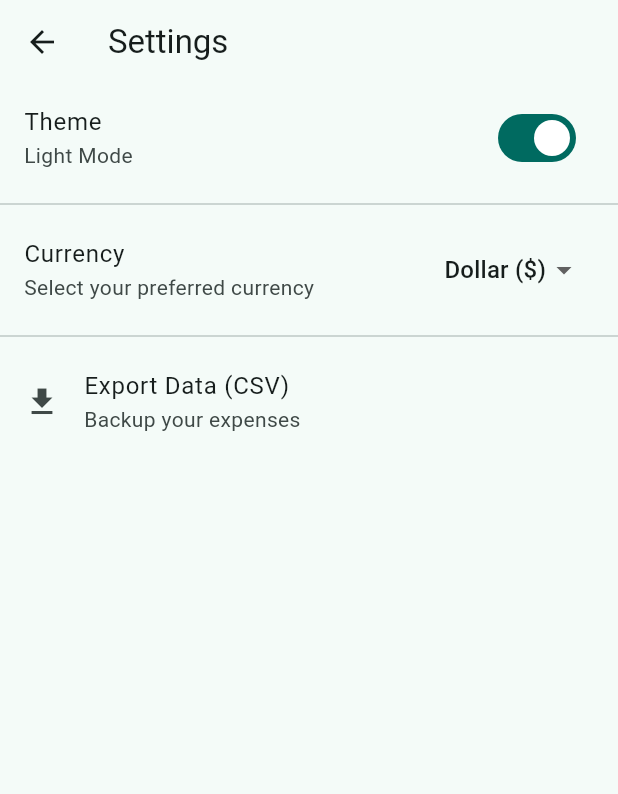
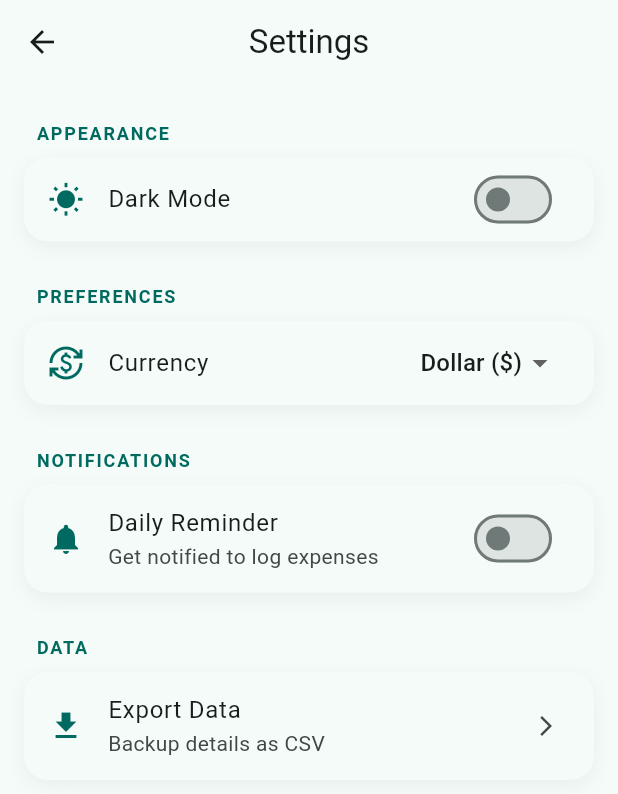
Before and after one commit to realtwumasi/expense_tracking_mobile_app, a Flutter app: the screen it shows after launch, after a tap on the "settings" icon, on a phone screen of 412 x 824 dp. Shown: the top 794 px of the screen. Run offline on Flutter 3.47's test engine with Material 3 defaults, Android fonts, the phone set to English and light mode, and no system bars; our stand-ins replace csv, fl_chart, flutter_local_notifications, share_plus, shared_preferences, sqflite and 1 more; accounts and stored records are empty.

Commit message:
update 7

```diff
--- a/lib/main.dart
+++ b/lib/main.dart
@@ -1,11 +1,13 @@
 import 'package:flutter/material.dart';
 import 'package:provider/provider.dart';
+import 'services/notification_service.dart';
+import 'providers/settings_provider.dart';
 import 'providers/expense_provider.dart';
-import 'providers/settings_provider.dart';
 import 'screens/home_screen.dart';
 
-void main() {
+Future<void> main() async { // Changed main to async
   WidgetsFlutterBinding.ensureInitialized();
+  await NotificationService().init(); // Added NotificationService initialization
   runApp(const MyApp());
 }
 
--- a/lib/models/category.dart
+++ b/lib/models/category.dart
@@ -39,12 +39,18 @@ class Category {
     );
   }
 
+  static const Map<int, IconData> _supportedIcons = {
+    0xe25a: Icons.fastfood,
+    0xe1d5: Icons.directions_bus,
+    0xe6e0: Icons.wifi,
+    0xe3ab: Icons.lightbulb,
+    0xe404: Icons.movie,
+    0xe37f: Icons.local_hospital,
+    0xe148: Icons.category,
+  };
+
   IconData get iconData {
-    return IconData(
-      iconCodePoint,
-      fontFamily: iconFontFamily,
-      fontPackage: iconFontPackage,
-    );
+    return _supportedIcons[iconCodePoint] ?? Icons.category;
   }
 
   Color get color => Color(colorValue);
--- a/lib/providers/settings_provider.dart
+++ b/lib/providers/settings_provider.dart
@@ -1,12 +1,17 @@
 import 'package:flutter/material.dart';
 import 'package:shared_preferences/shared_preferences.dart';
+import '../services/notification_service.dart';
 
 class SettingsProvider with ChangeNotifier {
-  ThemeMode _themeMode = ThemeMode.light; // Default to Light
-  String _currencySymbol = '\$'; // Default to Dollar
+  bool _isReminderEnabled = false;
+  TimeOfDay _reminderTime = const TimeOfDay(hour: 20, minute: 0); // Default 8 PM
+  ThemeMode _themeMode = ThemeMode.light;
+  String _currencySymbol = '\$';
 
   ThemeMode get themeMode => _themeMode;
   String get currencySymbol => _currencySymbol;
+  bool get isReminderEnabled => _isReminderEnabled;
+  TimeOfDay get reminderTime => _reminderTime;
 
   SettingsProvider() {
     _loadSettings();
@@ -16,6 +21,15 @@ class SettingsProvider with ChangeNotifier {
     final prefs = await SharedPreferences.getInstance();
     final themeIndex = prefs.getInt('theme_mode') ?? 1; // Default to 1 (Light)
     _currencySymbol = prefs.getString('currency_symbol') ?? '\$';
+
+    _isReminderEnabled = prefs.getBool('reminder_enabled') ?? false;
+    final timeString = prefs.getString('reminder_time');
+    if (timeString != null) {
+      final parts = timeString.split(':');
+      if (parts.length == 2) {
+        _reminderTime = TimeOfDay(hour: int.parse(parts[0]), minute: int.parse(parts[1]));
+      }
+    }
 
     switch (themeIndex) {
       case 1:
@@ -46,4 +60,30 @@ class SettingsProvider with ChangeNotifier {
     final prefs = await SharedPreferences.getInstance();
     await prefs.setString('currency_symbol', symbol);
   }
+
+  Future<void> toggleReminder(bool isEnabled) async {
+    _isReminderEnabled = isEnabled;
+    notifyListeners();
+    final prefs = await SharedPreferences.getInstance();
+    await prefs.setBool('reminder_enabled', isEnabled);
+
+    // Schedule or Cancel
+    if (isEnabled) {
+      await NotificationService().scheduleDailyNotification(_reminderTime);
+    } else {
+      await NotificationService().cancelAll();
+    }
+  }
+
+  Future<void> setReminderTime(TimeOfDay time) async {
+    _reminderTime = time;
+    notifyListeners();
+    final prefs = await SharedPreferences.getInstance();
+    await prefs.setString('reminder_time', '${time.hour}:${time.minute}');
+
+    // Reschedule if enabled
+    if (_isReminderEnabled) {
+      await NotificationService().scheduleDailyNotification(time);
+    }
+  }
 }
--- a/lib/screens/home_screen.dart
+++ b/lib/screens/home_screen.dart
@@ -26,6 +26,7 @@ class _HomeScreenState extends State<HomeScreen> {
     return Scaffold(
       appBar: AppBar(
         title: const Text('Expense Tracker'),
+        //backgroundColor:Colors.transparent,
         actions: [
           IconButton(
             icon: const Icon(Icons.pie_chart),
@@ -158,35 +159,85 @@ class _HomeScreenState extends State<HomeScreen> {
     }
 
     final currency = Provider.of<SettingsProvider>(context).currencySymbol;
+    final theme = Theme.of(context);
+    final colorScheme = theme.colorScheme;
 
-    return Card(
-      elevation: 2,
-      shape: RoundedRectangleBorder(borderRadius: BorderRadius.circular(12)),
-      child: Padding(
-        padding: const EdgeInsets.all(16.0),
-        child: Row(
-          children: [
-            Column(
+    return Container(
+      width: double.infinity,
+      decoration: BoxDecoration(
+        gradient: LinearGradient(
+          colors: [
+            colorScheme.primary,
+            colorScheme.tertiary,
+          ],
+          begin: Alignment.topLeft,
+          end: Alignment.bottomRight,
+        ),
+        borderRadius: BorderRadius.circular(24),
+        boxShadow: [
+          BoxShadow(
+            color: colorScheme.shadow.withValues(alpha: 0.3),
+            blurRadius: 10,
+            offset: const Offset(0, 4),
+          ),
+        ],
+      ),
+      child: Stack(
+        children: [
+          // Decorative Background Icon
+          Positioned(
+            right: -20,
+            top: -20,
+            child: Icon(
+              Icons.account_balance_wallet,
+              size: 150,
+              color: colorScheme.onPrimary.withValues(alpha: 0.1),
+            ),
+          ),
+          Padding(
+            padding: const EdgeInsets.all(24.0),
+            child: Column(
               crossAxisAlignment: CrossAxisAlignment.start,
               children: [
+                Row(
+                  children: [
+                    Container(
+                      padding: const EdgeInsets.all(8),
+                      decoration: BoxDecoration(
+                        color: colorScheme.onPrimary.withValues(alpha: 0.2),
+                        shape: BoxShape.circle,
+                      ),
+                      child: Icon(Icons.attach_money, color: colorScheme.onPrimary, size: 20),
+                    ),
+                    const SizedBox(width: 12),
+                    Text(
+                      _selectedMonth == null ? 'Total Spent ($_selectedYear)' : 'Total Spent',
+                      style: theme.textTheme.titleMedium?.copyWith(
+                        color: colorScheme.onPrimary.withValues(alpha: 0.9),
+                        fontWeight: FontWeight.w500,
+                      ),
+                    ),
+                  ],
+                ),
+                const SizedBox(height: 24),
                 Text(
-                  _selectedMonth == null ? 'Total Spent ($_selectedYear)' : 'Total Spent',
-                  style: Theme.of(context).textTheme.titleMedium?.copyWith(color: Colors.grey[600]),
+                  '$currency${total.toStringAsFixed(2)}',
+                  style: theme.textTheme.displaySmall?.copyWith(
+                    fontWeight: FontWeight.bold,
+                    color: colorScheme.onPrimary,
+                  ),
                 ),
                 const SizedBox(height: 4),
                 Text(
-                  '$currency${total.toStringAsFixed(2)}',
-                  style: Theme.of(context).textTheme.headlineMedium?.copyWith(
-                    fontWeight: FontWeight.bold,
-                    color: Theme.of(context).colorScheme.primary,
+                  'Overview',
+                  style: theme.textTheme.bodySmall?.copyWith(
+                    color: colorScheme.onPrimary.withValues(alpha: 0.7),
                   ),
                 ),
               ],
             ),
-            const Spacer(),
-            Icon(Icons.account_balance_wallet, size: 40, color: Theme.of(context).colorScheme.primary.withValues(alpha: 0.5)),
-          ],
-        ),
+          ),
+        ],
       ),
     );
   }
--- a/lib/screens/settings_screen.dart
+++ b/lib/screens/settings_screen.dart
@@ -9,35 +9,46 @@ class SettingsScreen extends StatelessWidget {
   @override
   Widget build(BuildContext context) {
     return Scaffold(
+      backgroundColor: Theme.of(context).colorScheme.surface,
       appBar: AppBar(
         title: const Text('Settings'),
+        centerTitle: true,
+        backgroundColor: Colors.transparent,
+        elevation: 0,
       ),
       body: Consumer<SettingsProvider>(
         builder: (context, settings, child) {
           return ListView(
+            padding: const EdgeInsets.all(16.0),
+            children: [
+              _buildSectionHeader(context, 'Appearance'),
+              _buildSettingsCard(
+                context,
+                children: [
+                  SwitchListTile(
+                    secondary: Icon(
+                      settings.themeMode == ThemeMode.light
+                          ? Icons.wb_sunny
+                          : settings.themeMode == ThemeMode.dark ? Icons.nightlight_round : Icons.brightness_auto,
+                      color: Theme.of(context).colorScheme.primary,
+                    ),
+                    title: const Text('Dark Mode'),
+                    value: settings.themeMode == ThemeMode.dark,
+                    onChanged: (bool value) {
+                      settings.setThemeMode(value ? ThemeMode.dark : ThemeMode.light);
+                    },
+                  ),
+                ],
+              ),
+              const SizedBox(height: 20),
+
+              _buildSectionHeader(context, 'Preferences'),
+              _buildSettingsCard(
+                context,
                 children: [
                   ListTile(
-                title: const Text('Theme'),
-                subtitle: Text(
-                  settings.themeMode == ThemeMode.light
-                      ? 'Light Mode'
-                      : settings.themeMode == ThemeMode.dark
-                          ? 'Dark Mode'
-                          : 'System Default',
-                ),
-                trailing: Switch(
-                  value: settings.themeMode == ThemeMode.light,
-                  onChanged: (isLight) {
-                    settings.setThemeMode(
-                      isLight ? ThemeMode.light : ThemeMode.dark,
-                    );
-                  },
-                ),
-              ),
-              const Divider(),
-              ListTile(
+                    leading: Icon(Icons.currency_exchange, color: Theme.of(context).colorScheme.primary),
                     title: const Text('Currency'),
-                subtitle: const Text('Select your preferred currency'),
                     trailing: DropdownButton<String>(
                       value: settings.currencySymbol,
                       underline: Container(),
@@ -46,25 +57,99 @@ class SettingsScreen extends StatelessWidget {
                         DropdownMenuItem(value: '₵', child: Text('Cedi (₵)')),
                       ],
                       onChanged: (value) {
-                    if (value != null) {
-                      settings.setCurrencySymbol(value);
+                         if (value != null) settings.setCurrencySymbol(value);
+                      },
+                    ),
+                  ),
+                ],
+              ),
+              const SizedBox(height: 20),
+
+              _buildSectionHeader(context, 'Notifications'),
+              _buildSettingsCard(
+                context,
+                children: [
+                   SwitchListTile(
+                    secondary: Icon(Icons.notifications, color: Theme.of(context).colorScheme.primary),
+                    title: const Text('Daily Reminder'),
+                    subtitle: const Text('Get notified to log expenses'),
+                    value: settings.isReminderEnabled,
+                    onChanged: (value) => settings.toggleReminder(value),
+                  ),
+                  if (settings.isReminderEnabled)
+                    ListTile(
+                      leading: Icon(Icons.access_time, color: Theme.of(context).colorScheme.secondary),
+                      title: const Text('Reminder Time'),
+                      subtitle: Text(settings.reminderTime.format(context)),
+                      trailing: const Icon(Icons.arrow_forward_ios, size: 16),
+                      onTap: () async {
+                        final TimeOfDay? picked = await showTimePicker(
+                          context: context,
+                          initialTime: settings.reminderTime,
+                        );
+                        if (picked != null) {
+                          settings.setReminderTime(picked);
                         }
                       },
                     ),
+                ],
               ),
-              const Divider(),
+               const SizedBox(height: 20),
+
+              _buildSectionHeader(context, 'Data'),
+              _buildSettingsCard(
+                context,
+                children: [
                   ListTile(
-                leading: const Icon(Icons.download),
-                title: const Text('Export Data (CSV)'),
-                subtitle: const Text('Backup your expenses'),
+                    leading: Icon(Icons.download, color: Theme.of(context).colorScheme.primary),
+                    title: const Text('Export Data'),
+                    subtitle: const Text('Backup details as CSV'),
+                    trailing: const Icon(Icons.arrow_forward_ios, size: 16),
                     onTap: () {
                        Provider.of<ExpenseProvider>(context, listen: false).exportExpensesToCsv();
                     },
                   ),
+                ],
+              ),
+              const SizedBox(height: 40),
             ],
           );
         },
       ),
     );
   }
+
+  Widget _buildSectionHeader(BuildContext context, String title) {
+    return Padding(
+      padding: const EdgeInsets.symmetric(vertical: 8.0, horizontal: 8.0),
+      child: Text(
+        title.toUpperCase(),
+        style: TextStyle(
+          color: Theme.of(context).colorScheme.primary,
+          fontWeight: FontWeight.bold,
+          letterSpacing: 1.2,
+          fontSize: 12,
+        ),
+      ),
+    );
   }
+
+  Widget _buildSettingsCard(BuildContext context, {required List<Widget> children}) {
+    return Container(
+      decoration: BoxDecoration(
+        color: Theme.of(context).cardColor,
+        borderRadius: BorderRadius.circular(16),
+        boxShadow: [
+          BoxShadow(
+            color: Colors.black.withValues(alpha: 0.05),
+            blurRadius: 10,
+            offset: const Offset(0, 4),
+          ),
+        ],
+      ),
+      child: Column(
+        children: children,
+      ),
+    );
+  }
+}
--- /dev/null
+++ b/lib/services/notification_service.dart
@@ -0,0 +1,80 @@
+import 'package:flutter_local_notifications/flutter_local_notifications.dart';
+import 'package:timezone/data/latest.dart' as tz;
+import 'package:timezone/timezone.dart' as tz;
+import 'package:flutter/material.dart';
+
+class NotificationService {
+  static final NotificationService _instance = NotificationService._internal();
+  factory NotificationService() => _instance;
+  NotificationService._internal();
+
+  final FlutterLocalNotificationsPlugin flutterLocalNotificationsPlugin = FlutterLocalNotificationsPlugin();
+
+  Future<void> init() async {
+    tz.initializeTimeZones();
+
+    const AndroidInitializationSettings initializationSettingsAndroid =
+        AndroidInitializationSettings('@mipmap/ic_launcher');
+
+    final DarwinInitializationSettings initializationSettingsDarwin =
+        DarwinInitializationSettings(
+      requestAlertPermission: true,
+      requestBadgePermission: true,
+      requestSoundPermission: true,
+    );
+
+    final InitializationSettings initializationSettings = InitializationSettings(
+      android: initializationSettingsAndroid,
+      iOS: initializationSettingsDarwin,
+    );
+
+    await flutterLocalNotificationsPlugin.initialize(initializationSettings);
+
+    // Request Android permissions (Android 13+)
+    await flutterLocalNotificationsPlugin
+        .resolvePlatformSpecificImplementation<AndroidFlutterLocalNotificationsPlugin>()
+        ?.requestNotificationsPermission();
+  }
+
+  Future<void> scheduleDailyNotification(TimeOfDay time) async {
+    await flutterLocalNotificationsPlugin.zonedSchedule(
+      0,
+      'Expense Tracker Reminder',
+      'Don\'t forget to log your expenses for today!',
+      _nextInstanceOfTime(time),
+      const NotificationDetails(
+        android: AndroidNotificationDetails(
+          'daily_expense_reminder',
+          'Daily Reminder',
+          channelDescription: 'Reminds you to log daily expenses',
+          importance: Importance.max,
+          priority: Priority.high,
+        ),
+        iOS: DarwinNotificationDetails(),
+      ),
+      androidScheduleMode: AndroidScheduleMode.exactAllowWhileIdle,
+      matchDateTimeComponents: DateTimeComponents.time,
+    );
+  }
+
+  Future<void> cancelAll() async {
+    await flutterLocalNotificationsPlugin.cancelAll();
+  }
+
+  tz.TZDateTime _nextInstanceOfTime(TimeOfDay time) {
+    final tz.TZDateTime now = tz.TZDateTime.now(tz.local);
+    tz.TZDateTime scheduledDate = tz.TZDateTime(
+      tz.local,
+      now.year,
+      now.month,
+      now.day,
+      time.hour,
+      time.minute,
+    );
+
+    if (scheduledDate.isBefore(now)) {
+      scheduledDate = scheduledDate.add(const Duration(days: 1));
+    }
+    return scheduledDate;
+  }
+}
--- a/pubspec.yaml
+++ b/pubspec.yaml
@@ -43,6 +43,8 @@ dependencies:
   csv: ^6.0.0
   share_plus: ^12.0.1
   path_provider: ^2.1.5
+  flutter_local_notifications: ^19.5.0
+  timezone: ^0.10.1
 
 dev_dependencies:
   flutter_test:
```
Also changed, not shown: pubspec.lock, 4 other files. Lines whose indentation alone changed are shown as unchanged.
